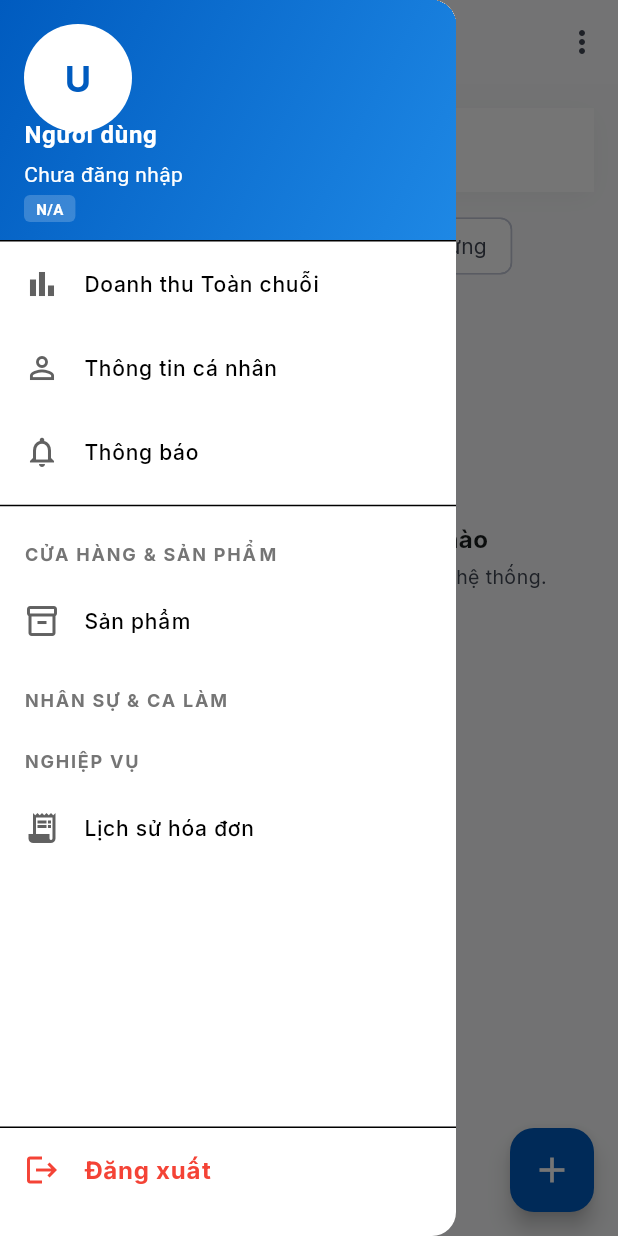
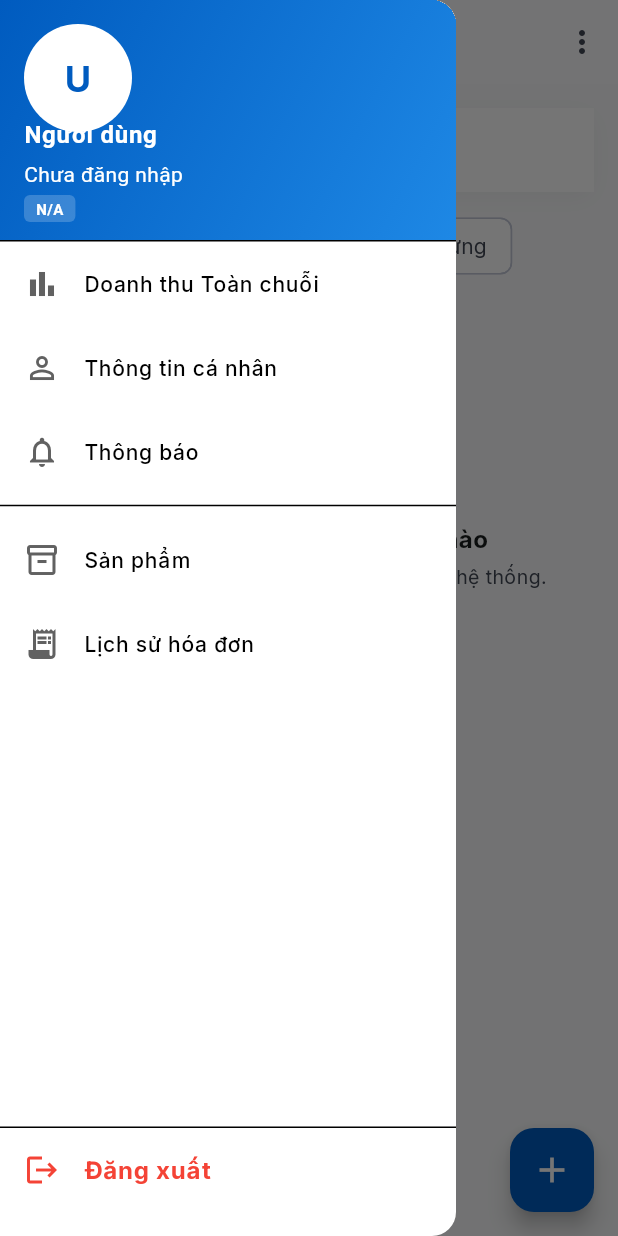
Before and after one commit to Hieu-coder-svg/Convenient_Store_Chain_Flutter, a Flutter app: the BranchListScreen screen opened by its route, with the side drawer open, on a phone screen of 412 x 824 dp. Run offline on Flutter 3.47's test engine with Material 3 defaults, Android fonts, the phone set to English and light mode, and no system bars; our stand-ins replace dio, fl_chart, flutter_secure_storage, go_router, google_fonts, image_picker and 1 more; missing offline and left inert: signalr_netcore, simple_barcode_scanner; accounts and stored records are empty; network calls fail.

Commit message:
Remove section titles from navigation menu

```diff
--- a/lib/core/widgets/app_drawer.dart
+++ b/lib/core/widgets/app_drawer.dart
@@ -102,7 +102,6 @@ class AppDrawer extends StatelessWidget {
 
                 // Cửa hàng & Sản phẩm
                 if (user?.roleName != 'System Admin') ...[
-                  _buildSectionTitle('CỬA HÀNG & SẢN PHẨM'),
                   _buildNavItem(
                     context,
                     icon: Icons.inventory_2_outlined,
@@ -142,7 +141,6 @@ class AppDrawer extends StatelessWidget {
 
                 // Đối tác & Chi nhánh
                 if (user?.roleName == 'Chain Director') ...[
-                  _buildSectionTitle('ĐỐI TÁC & CHI NHÁNH'),
                   _buildNavItem(
                     context,
                     icon: Icons.business_outlined,
@@ -167,7 +165,6 @@ class AppDrawer extends StatelessWidget {
                 ],
 
                 // NHÂN SỰ & CA LÀM
-                _buildSectionTitle('NHÂN SỰ & CA LÀM'),
                 if (user?.roleName.contains('Store Manager') == true ||
                     user?.roleName.contains('StoreManager') == true) ...[
                   _buildNavItem(
@@ -207,7 +204,6 @@ class AppDrawer extends StatelessWidget {
                 ],
 
                 // Nghiệp vụ (Branch Orders & POS)
-                _buildSectionTitle('NGHIỆP VỤ'),
                 if (user?.roleName.contains('Store Staff') == true ||
                     user?.roleName.contains('StoreStaff') == true)
                   _buildNavItem(
@@ -326,7 +322,7 @@ class AppDrawer extends StatelessWidget {
                 ),
                 const Divider(),
 
-                _buildSectionTitle('KHO & TỒN KHO'),
+
                 _buildNavItem(
                   context,
                   icon: Icons.warehouse_outlined,
@@ -339,7 +335,7 @@ class AppDrawer extends StatelessWidget {
                   title: 'Kho chi nhánh (Branch)',
                   onTap: () => context.go('/branch-inventory'),
                 ),
-                _buildSectionTitle('NHÂN SỰ & CA LÀM'),
+
                 _buildNavItem(
                   context,
                   icon: Icons.people_outline,
@@ -358,7 +354,7 @@ class AppDrawer extends StatelessWidget {
                   title: 'Lịch sử làm việc',
                   onTap: () => context.go('/work-history'),
                 ),
-                _buildSectionTitle('NGHIỆP VỤ'),
+
                 _buildNavItem(
                   context,
                   icon: Icons.local_shipping_outlined,
@@ -465,18 +461,5 @@ class AppDrawer extends StatelessWidget {
     );
   }
 
-  Widget _buildSectionTitle(String title) {
-    return Padding(
-      padding: const EdgeInsets.fromLTRB(16, 16, 16, 8),
-      child: Text(
-        title,
-        style: TextStyle(
-          fontSize: 12,
-          fontWeight: FontWeight.bold,
-          color: Colors.grey[600],
-          letterSpacing: 1.2,
-        ),
-      ),
-    );
-  }
+
 }
```
